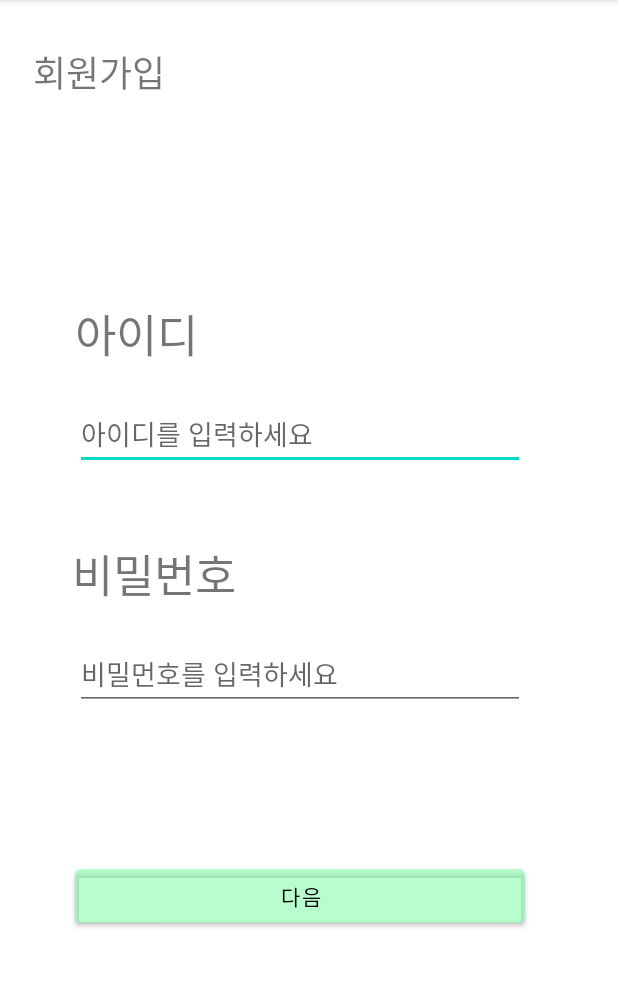
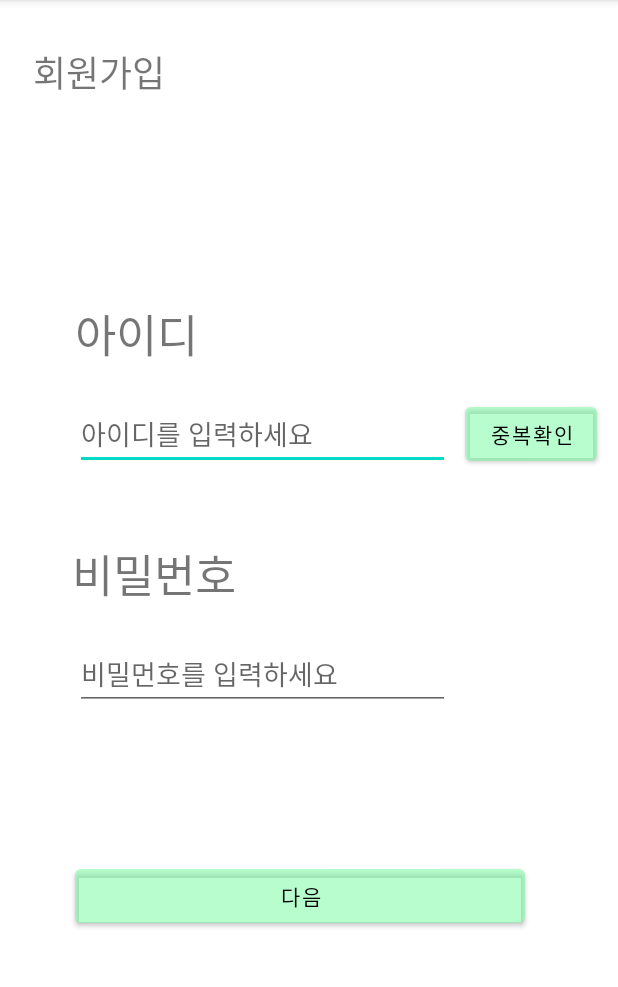
Before and after one commit to YangJJHH/DingDong, an Android app: the Register_id_pass screen opened directly, with no data from a screen before it, on a phone screen of 412 x 824 dp, the part 84-1071 px from its top. Run offline under Robolectric (Android 15) with nearby library versions, the phone set to English and light mode, and no system bars; our stand-ins replace Volley.

Commit message:
아이디 중복체크 구현

```diff
--- a/App/AIFoodDiary/app/src/main/java/com/cookandroid/aifooddiaryapp/RegisterRequest.java
+++ b/App/AIFoodDiary/app/src/main/java/com/cookandroid/aifooddiaryapp/RegisterRequest.java
@@ -9,7 +9,7 @@ import java.util.Map;
 
 public class RegisterRequest extends StringRequest{
     // 서버 URL 설정 - php 파일 연동
-    final static private String URL = "http://10.50.231.219/Register.php";
+    final static private String URL = "http://10.50.254.112/Register.php";
     private Map<String, String> map;
 
     public RegisterRequest(String userID, String userPass, String userName, int userAge, String userSex, double userHeight, double userWeight, Response.Listener<String> listener) {
--- a/App/AIFoodDiary/app/src/main/res/layout/activity_register_id_pass.xml
+++ b/App/AIFoodDiary/app/src/main/res/layout/activity_register_id_pass.xml
@@ -33,7 +33,7 @@
 
     <EditText
         android:id="@+id/et_id"
-        android:layout_width="300dp"
+        android:layout_width="250dp"
         android:layout_height="wrap_content"
         android:layout_marginStart="50dp"
         android:layout_marginLeft="50dp"
@@ -56,7 +56,7 @@
 
     <EditText
         android:id="@+id/et_pass"
-        android:layout_width="300dp"
+        android:layout_width="250dp"
         android:layout_height="wrap_content"
         android:layout_marginStart="50dp"
         android:layout_marginLeft="50dp"
@@ -79,5 +79,17 @@
         app:layout_constraintStart_toStartOf="parent"
         app:layout_constraintTop_toBottomOf="@+id/et_pass" />
 
+    <Button
+        android:id="@+id/btn_validate"
+        android:layout_width="wrap_content"
+        android:layout_height="wrap_content"
+        android:layout_marginStart="10dp"
+        android:layout_marginLeft="10dp"
+        android:text="중복확인"
+        android:textColor="@color/black"
+        app:backgroundTint="#8073fb9c"
+        app:layout_constraintStart_toEndOf="@+id/et_id"
+        app:layout_constraintTop_toTopOf="@+id/et_id" />
+
 
 </androidx.constraintlayout.widget.ConstraintLayout>
```
Also changed, not shown: App/AIFoodDiary/app/src/main/AndroidManifest.xml (+4 -4 lines), App/AIFoodDiary/app/src/main/java/com/cookandroid/aifooddiaryapp/Register_id_pass.java (+65 -1 lines), App/AIFoodDiary/app/src/main/java/com/cookandroid/aifooddiaryapp/ValidateRequest.java (renamed from App/AIFoodDiary/app/src/main/java/com/cookandroid/aifooddiaryapp/LoginRequest.java, +5 -5 lines).
